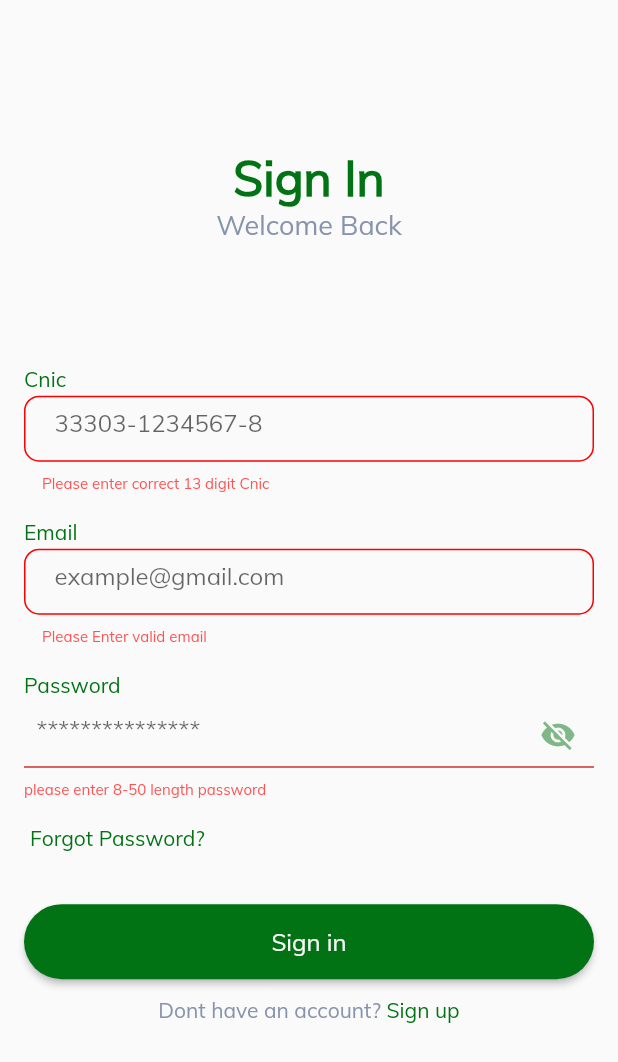
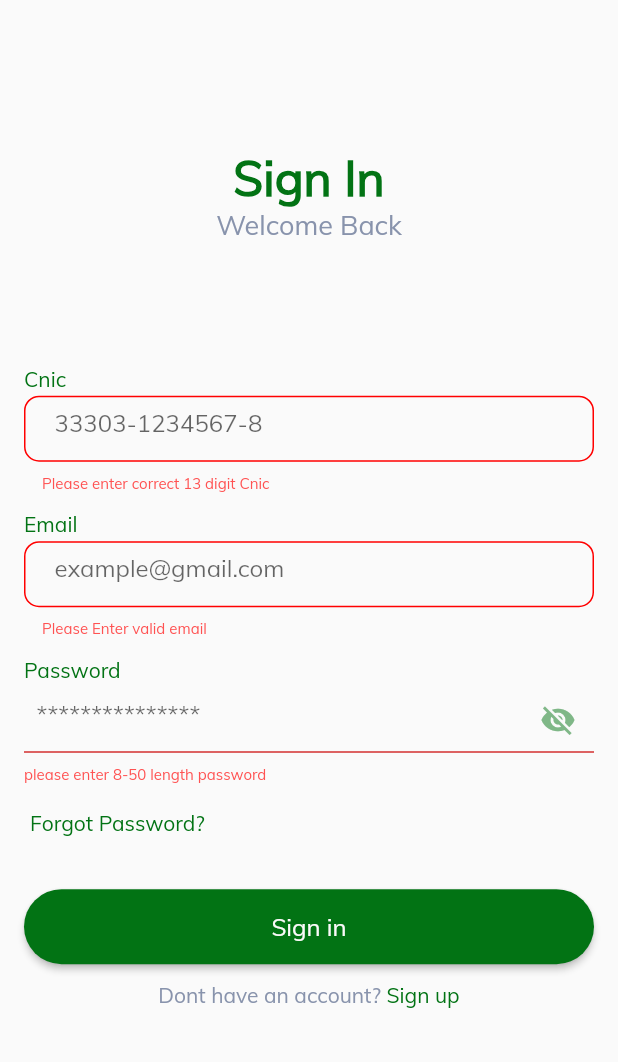
Before and after one commit to codewithumar/E_Voting, a Flutter app: the screen it shows after launch, after a tap on "Sign in", on a phone screen of 412 x 824 dp. Shown: the top 1062 px of the screen. Run offline on Flutter 3.47's test engine with Material 2 defaults, Android fonts, the phone set to English and light mode, and no system bars; our stand-ins replace cloud_firestore, email_validator, file_picker, firebase_auth, firebase_core, firebase_storage and 2 more; accounts and stored records are empty.

Commit message:
Bugs fixing

```diff
--- a/lib/main.dart
+++ b/lib/main.dart
@@ -1,3 +1,4 @@
+import 'package:e_voting/utils/constants.dart';
 import 'package:flutter/material.dart';
 import 'package:provider/provider.dart';
 
@@ -31,7 +32,8 @@ class MyApp extends StatelessWidget {
   Widget build(BuildContext context) {
     return MaterialApp(
       debugShowCheckedModeBanner: false,
-      title: 'E-Voting',
+      title: Constants.appname,
+      themeMode: ThemeMode.system,
       theme: ThemeData(
         fontFamily: "Mulish",
         primarySwatch: Colors.teal,
--- a/lib/providers/firebase_auth_provider.dart
+++ b/lib/providers/firebase_auth_provider.dart
@@ -20,7 +20,7 @@ class FirebaseAuthProvider with ChangeNotifier {
     notifyListeners();
   }
 
-  Future<void> signuowithEmailandPassword(String email, String password) async {
+  Future<void> signupwithEmailandPassword(String email, String password) async {
     _isLoading = true;
 
     try {
--- a/lib/screens/splash_screen.dart
+++ b/lib/screens/splash_screen.dart
@@ -1,13 +1,11 @@
 // ignore_for_file: use_build_context_synchronously
 
-import 'dart:developer';
+import 'package:flutter/material.dart';
 
-import 'package:e_voting/screens/homepage_screen.dart';
 import 'package:e_voting/screens/profile_screen.dart';
 import 'package:e_voting/services/firebase_auth_service.dart';
 import 'package:e_voting/utils/constants.dart';
 
-import 'package:flutter/material.dart';
 import 'package:e_voting/screens/login_screen.dart';
 
 class SplashScreen extends StatefulWidget {
--- a/lib/utils/constants.dart
+++ b/lib/utils/constants.dart
@@ -1,6 +1,9 @@
 import 'dart:ui';
 
 class Constants {
+  static const appname = 'E-Voting';
+
+  //Colors
   static const primarycolor = Color(0xFF027314);
   static const buttontextcolor = Color(0xFFFBFAFA);
   static const greyColor = Color(0xFF8893AC);
--- a/lib/widgets/input_field.dart
+++ b/lib/widgets/input_field.dart
@@ -1,4 +1,4 @@
-// ignore_for_file: must_be_immutable
+// ignore_for_file: must_be_immutable, depend_on_referenced_packages
 
 import 'dart:developer';
 
@@ -7,7 +7,6 @@ import 'package:intl/intl.dart';
 import 'package:flutter/services.dart';
 import 'package:email_validator/email_validator.dart';
 import 'package:e_voting/utils/constants.dart';
-import 'package:pattern_formatter/date_formatter.dart';
 
 class InputField extends StatefulWidget {
   const InputField(
@@ -61,11 +60,7 @@ class _InputFieldState extends State<InputField> {
                 ? [
                     LengthLimitingTextInputFormatter(13),
                   ]
-                : (widget.fieldmessage == "DOE")
-                    ? [
-                        LengthLimitingTextInputFormatter(15),
-                      ]
-                    : [],
+                : [],
             readOnly: (widget.readOnly == true) ? true : false,
             decoration: InputDecoration(
               suffix: (widget.fieldmessage == "DOE")
@@ -84,7 +79,7 @@ class _InputFieldState extends State<InputField> {
                         if (pickedDate != null) {
                           setState(() {
                             widget.controller!.text =
-                                DateFormat('yyyy-MM').format(pickedDate);
+                                DateFormat('MM/yyyy').format(pickedDate);
                           });
                         }
                       })
@@ -143,19 +138,13 @@ class _InputFieldState extends State<InputField> {
                   !EmailValidator.validate(value!)) {
                 log("3");
                 return widget.errormessage;
-              } else if (widget.fieldmessage == "DOE" &&
-                  value!.isEmpty &&
-                  value[2] == "/" &&
-                  value.length != 5) {
-                log("4");
-                return widget.errormessage;
               }
               return null;
             },
           ),
         ),
         const SizedBox(
-          height: 15,
+          height: 10,
         )
       ],
     );
--- a/lib/widgets/passwordfield.dart
+++ b/lib/widgets/passwordfield.dart
@@ -4,8 +4,6 @@ import 'dart:developer';
 
 import 'package:flutter/material.dart';
 
-import 'package:flutter/services.dart';
-import 'package:email_validator/email_validator.dart';
 import 'package:e_voting/utils/constants.dart';
 
 class PasswordField extends StatefulWidget {
```
Also changed, not shown: lib/screens/create_profile_screen.dart (+6 -9 lines), lib/screens/signup_screen.dart (+9 -47 lines).
